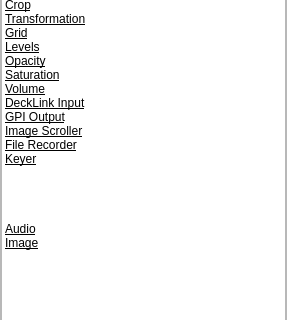
First picture: the form in Widgets/Inspector/InspectorWidget.ui, repository CasparCG/client, before the edit; both pictures show x 0 to 287 and y 124 to 444 of the 287 by 600 pixel window.
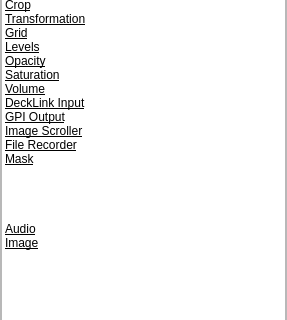
Second picture: the form after the edit.

Commit message: Fixed #14, rename "Keyer" to "Mask".

```diff
--- a/Widgets/Inspector/InspectorWidget.ui
+++ b/Widgets/Inspector/InspectorWidget.ui
@@ -37,7 +37,7 @@
         <x>0</x>
         <y>0</y>
         <width>287</width>
-        <height>539</height>
+        <height>536</height>
        </rect>
       </property>
       <property name="sizePolicy">
@@ -73,7 +73,7 @@
             <x>0</x>
             <y>0</y>
             <width>285</width>
-            <height>537</height>
+            <height>534</height>
            </rect>
           </property>
           <layout class="QVBoxLayout" name="verticalLayout_3">
@@ -512,7 +512,7 @@
              </item>
              <item>
               <property name="text">
-               <string>Keyer</string>
+               <string>Mask</string>
               </property>
               <property name="font">
                <font>
```
The commit also changes 2 other files.
